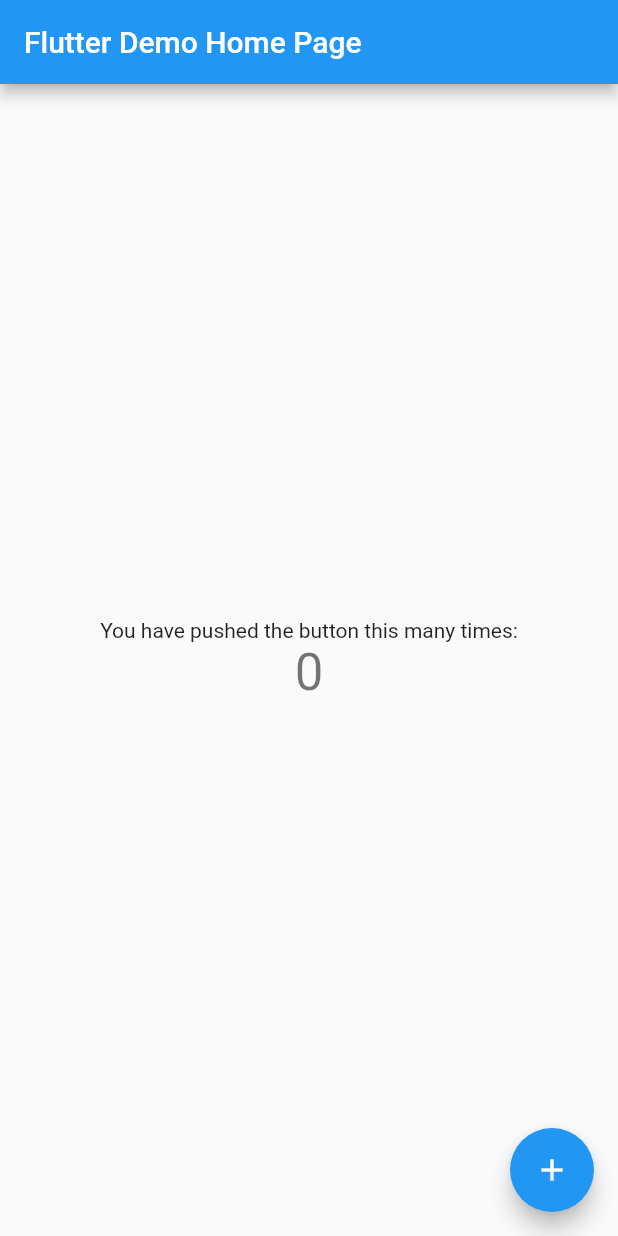
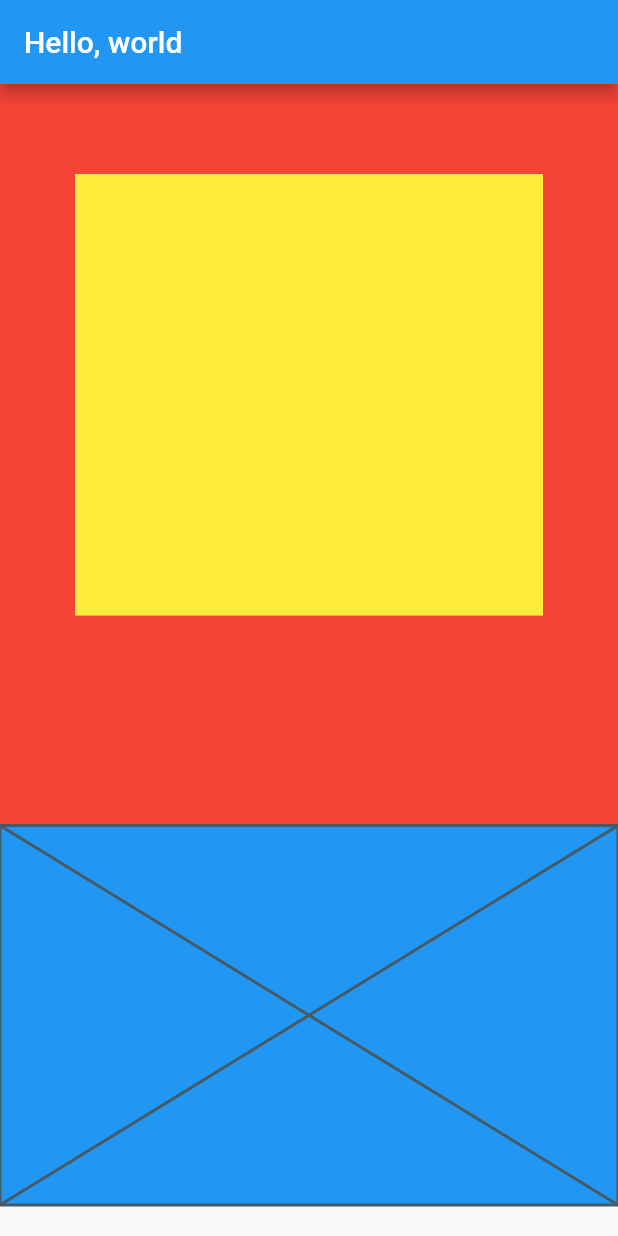
Before and after one commit to GuilhermeHHMS/gm_custom_player, a Flutter app: the screen it shows after launch, on a phone screen of 412 x 824 dp. Run offline on Flutter 3.47's test engine with Material 2 defaults, Android fonts, the light colour scheme and no system bars.

Commit message:
layout blue-print

```diff
--- /dev/null
+++ b/lib/components/info_area.dart
@@ -0,0 +1,23 @@
+import 'package:flutter/material.dart';
+import 'package:flutter/src/widgets/framework.dart';
+import 'package:flutter/src/widgets/placeholder.dart';
+
+class InfoMusicArea extends StatelessWidget {
+  const InfoMusicArea({super.key});
+
+  @override
+  Widget build(BuildContext context) {
+    return Container(
+      color: Colors.red,
+      height: MediaQuery.of(context).size.height * .60,
+      width: MediaQuery.of(context).size.width,
+      child: Center(
+        child: Container(
+          color: Colors.yellow,
+          margin:
+              const EdgeInsets.only(top: 60, left: 50, right: 50, bottom: 140),
+        ),
+      ),
+    );
+  }
+}
--- /dev/null
+++ b/lib/components/simple_music_list.dart
@@ -0,0 +1,14 @@
+import 'package:flutter/material.dart';
+
+class SimpleMusicList extends StatelessWidget {
+  const SimpleMusicList({super.key});
+
+  @override
+  Widget build(BuildContext context) {
+    return Container(
+        color: Colors.blue,
+        height: MediaQuery.of(context).size.height * .307,
+        width: MediaQuery.of(context).size.width,
+        child: const Placeholder());
+  }
+}
--- a/lib/main.dart
+++ b/lib/main.dart
@@ -1,4 +1,6 @@
 import 'package:flutter/material.dart';
+
+import 'screens/custom_player_screen.dart';
 
 void main() {
   runApp(const MyApp());
@@ -7,109 +9,35 @@
 class MyApp extends StatelessWidget {
   const MyApp({super.key});
 
-  // This widget is the root of your application.
   @override
   Widget build(BuildContext context) {
     return MaterialApp(
       title: 'Flutter Demo',
       theme: ThemeData(
-        // This is the theme of your application.
-        //
-        // Try running your application with "flutter run". You'll see the
-        // application has a blue toolbar. Then, without quitting the app, try
-        // changing the primarySwatch below to Colors.green and then invoke
-        // "hot reload" (press "r" in the console where you ran "flutter run",
-        // or simply save your changes to "hot reload" in a Flutter IDE).
-        // Notice that the counter didn't reset back to zero; the application
-        // is not restarted.
         primarySwatch: Colors.blue,
       ),
-      home: const MyHomePage(title: 'Flutter Demo Home Page'),
+      home: const MyHomePage(),
     );
   }
 }
 
 class MyHomePage extends StatefulWidget {
-  const MyHomePage({super.key, required this.title});
-
-  // This widget is the home page of your application. It is stateful, meaning
-  // that it has a State object (defined below) that contains fields that affect
-  // how it looks.
-
-  // This class is the configuration for the state. It holds the values (in this
-  // case the title) provided by the parent (in this case the App widget) and
-  // used by the build method of the State. Fields in a Widget subclass are
-  // always marked "final".
-
-  final String title;
+  const MyHomePage({
+    super.key,
+  });
 
   @override
   State<MyHomePage> createState() => _MyHomePageState();
 }
 
 class _MyHomePageState extends State<MyHomePage> {
-  int _counter = 0;
-
-  void _incrementCounter() {
-    setState(() {
-      // This call to setState tells the Flutter framework that something has
-      // changed in this State, which causes it to rerun the build method below
-      // so that the display can reflect the updated values. If we changed
-      // _counter without calling setState(), then the build method would not be
-      // called again, and so nothing would appear to happen.
-      _counter++;
-    });
-  }
-
   @override
   Widget build(BuildContext context) {
-    // This method is rerun every time setState is called, for instance as done
-    // by the _incrementCounter method above.
-    //
-    // The Flutter framework has been optimized to make rerunning build methods
-    // fast, so that you can just rebuild anything that needs updating rather
-    // than having to individually change instances of widgets.
     return Scaffold(
       appBar: AppBar(
-        // Here we take the value from the MyHomePage object that was created by
-        // the App.build method, and use it to set our appbar title.
-        title: Text(widget.title),
+        title: Text('Hello, world'),
       ),
-      body: Center(
-        // Center is a layout widget. It takes a single child and positions it
-        // in the middle of the parent.
-        child: Column(
-          // Column is also a layout widget. It takes a list of children and
-          // arranges them vertically. By default, it sizes itself to fit its
-          // children horizontally, and tries to be as tall as its parent.
-          //
-          // Invoke "debug painting" (press "p" in the console, choose the
-          // "Toggle Debug Paint" action from the Flutter Inspector in Android
-          // Studio, or the "Toggle Debug Paint" command in Visual Studio Code)
-          // to see the wireframe for each widget.
-          //
-          // Column has various properties to control how it sizes itself and
-          // how it positions its children. Here we use mainAxisAlignment to
-          // center the children vertically; the main axis here is the vertical
-          // axis because Columns are vertical (the cross axis would be
-          // horizontal).
-          mainAxisAlignment: MainAxisAlignment.center,
-          children: <Widget>[
-            const Text(
-              'You have pushed the button this many times:',
-            ),
-            Text(
-              '$_counter',
-              style: Theme.of(context).textTheme.headlineMedium,
-            ),
-          ],
-        ),
-      ),
-      floatingActionButton: FloatingActionButton(
-        onPressed: _incrementCounter,
-        tooltip: 'Increment',
-        child: const Icon(Icons.add),
-      ), // This trailing comma makes auto-formatting nicer for build methods.
+      body: CustomPlayerScreen(),
     );
   }
 }
--- /dev/null
+++ b/lib/screens/custom_player_screen.dart
@@ -0,0 +1,17 @@
+import 'package:flutter/material.dart';
+import '../components/info_area.dart';
+import '../components/simple_music_list.dart';
+
+class CustomPlayerScreen extends StatelessWidget {
+  const CustomPlayerScreen({super.key});
+
+  @override
+  Widget build(BuildContext context) {
+    return Column(
+      children: const [
+        InfoMusicArea(),
+        SimpleMusicList(),
+      ],
+    );
+  }
+}
```
